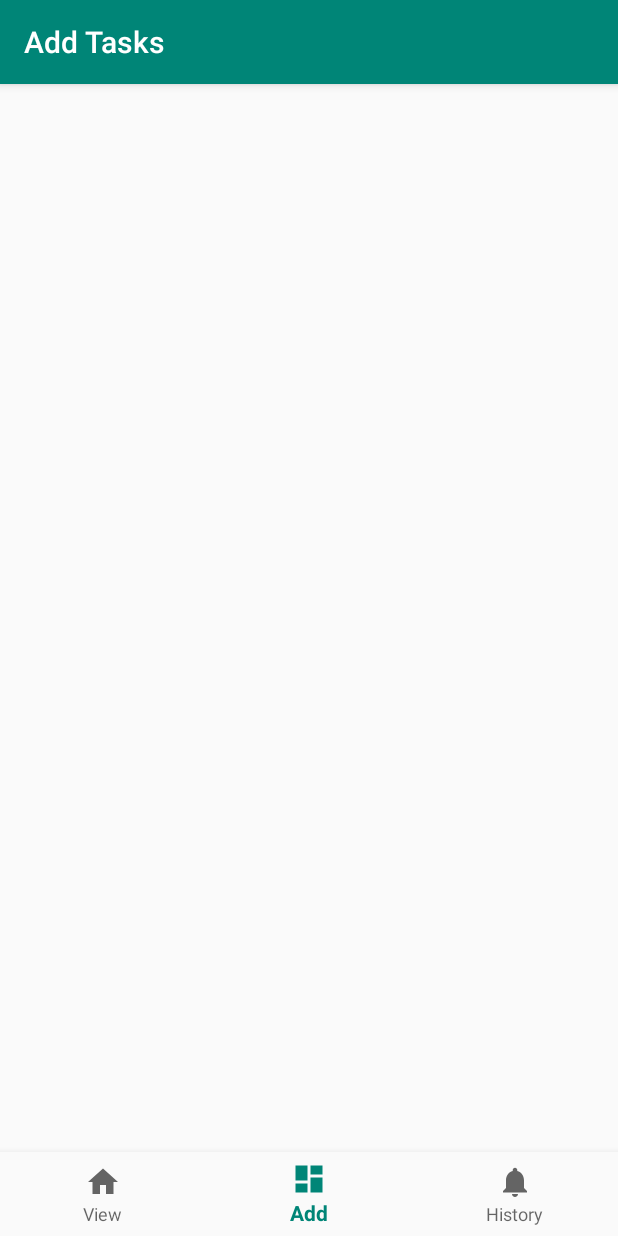
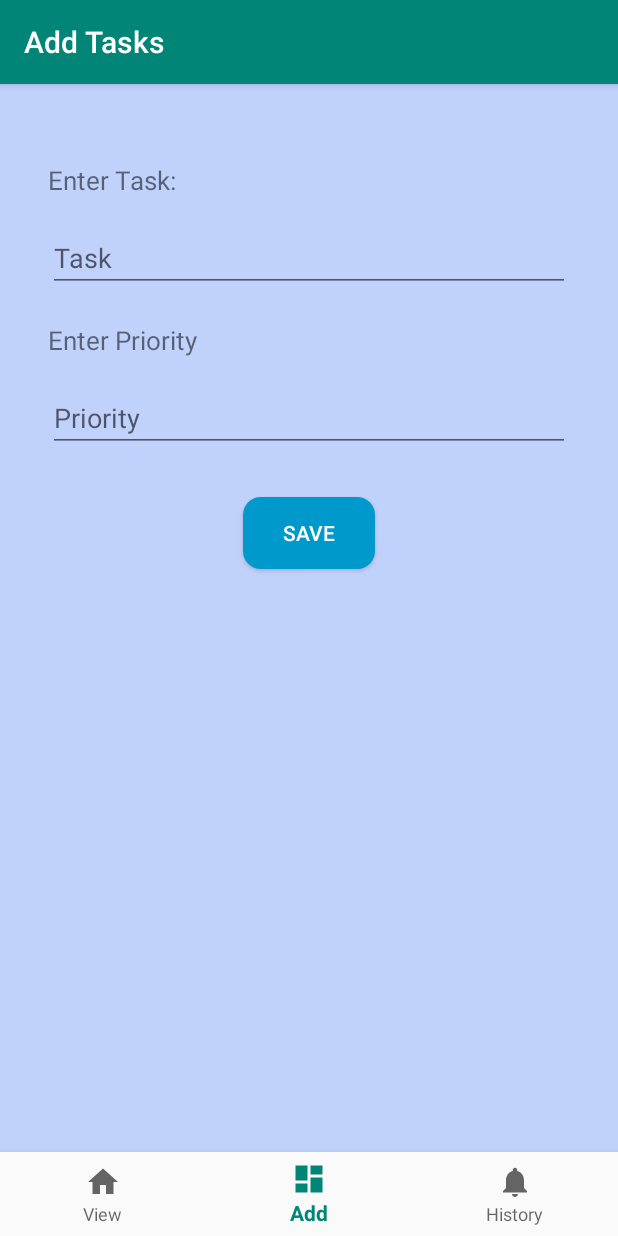
Before and after one commit to arushbolia/ToDo, an Android app: the screen it shows after launch (MainActivity), item 2 of the bottom bar chosen, on a phone screen of 412 x 824 dp. Run offline under Robolectric (Android 15) with nearby library versions, the phone set to English and light mode, and no system bars.

Commit message:
Ad fragment updated

```diff
--- a/app/src/main/java/com/abc/todo/AddFragment.java
+++ b/app/src/main/java/com/abc/todo/AddFragment.java
@@ -6,6 +6,10 @@ import android.support.v4.app.Fragment;
 import android.view.LayoutInflater;
 import android.view.View;
 import android.view.ViewGroup;
+import android.widget.Button;
+import android.widget.EditText;
+import android.widget.TextView;
+import android.widget.Toast;
 
 
 /**
@@ -13,9 +17,13 @@ import android.view.ViewGroup;
  */
 public class AddFragment extends Fragment {
 
+
+    //String task;
+        //int priority;
         DBHelper dbHelper;
-    String task;
-    int priority;
+        private EditText editTask, editPriority;
+        private Button btnAdd;
+        //private TextView tv;
 
 
         public AddFragment() {
@@ -24,15 +32,61 @@ public class AddFragment extends Fragment {
 
 
         @Override
-    public View onCreateView(LayoutInflater inflater, ViewGroup container,
-                             Bundle savedInstanceState) {
+        public View onCreateView(LayoutInflater inflater, ViewGroup container, Bundle savedInstanceState) {
             // Inflate the layout for this fragment
             View v =  inflater.inflate(R.layout.fragment_add, container, false);
 
+            editTask = (EditText) v.findViewById(R.id.etTask);
+            editPriority = (EditText) v.findViewById(R.id.etPriority);
+            btnAdd = (Button) v.findViewById(R.id.btnSubmit);
+            dbHelper = new DBHelper(getContext());
+            //tv = (TextView) v.findViewById(R.id.textView);
 
+            btnAdd.setOnClickListener(new View.OnClickListener() {
 
+                @Override
+                public void onClick(View v) {
+                     String task = editTask.getText().toString();
+                     String p = editPriority.getText().toString();
+                     int priority = Integer.parseInt(p);
+                     if(task.length() != 0 & priority != 0)
+                     {
+                         addData(task, priority);
+                         editTask.setText("");
+                         editPriority.setText("");
+                     }
+                     else if(task.length() != 0 && priority == 0)
+                         {
+                         toastMessage("Priority cannot be 0");
+                     }
+                     else if(task.length() == 0 && priority != 0)
+                     {
+                         toastMessage("Enter task");
+                     }
+                     else {
+                         toastMessage("Please enter data in the fields");
+                     }
+                     //String text = "Task: " + task + " Priority: " + priority;
+                     //tv.setText(text);
+                }
+            });
 
         return  v;
     }
 
+    public void addData(String task, int prior)
+    {
+        boolean insertData = dbHelper.insert(task, prior);
+
+        if(insertData)
+            toastMessage("Data Successfully stored");
+        else
+            toastMessage("Something went wrong");
     }
+
+    private void toastMessage(String message)
+    {
+        Toast.makeText(getContext(), message, Toast.LENGTH_SHORT).show();
+    }
+
+}
--- a/app/src/main/java/com/abc/todo/ViewFragment.java
+++ b/app/src/main/java/com/abc/todo/ViewFragment.java
@@ -1,29 +1,32 @@
 package com.abc.todo;
 
 
+import android.database.Cursor;
 import android.os.Bundle;
 import android.support.v4.app.Fragment;
+import android.util.Log;
 import android.view.LayoutInflater;
 import android.view.View;
 import android.view.ViewGroup;
+import android.widget.ArrayAdapter;
+import android.widget.ListView;
+
+import java.util.ArrayList;
 
 
-/**
- * A simple {@link Fragment} subclass.
- */
 public class ViewFragment extends Fragment {
 
+    DBHelper dbHelper;
+    private final static String TAG = "ViewFragment";
+    private ListView listView;
 
-    public ViewFragment() {
-        // Required empty public constructor
-    }
+    @Override
+    public View onCreateView(LayoutInflater inflater, ViewGroup container,Bundle savedInstanceState) {
+        View v = inflater.inflate(R.layout.fragment_view, container, false);
 
 
-    @Override
-    public View onCreateView(LayoutInflater inflater, ViewGroup container,
-                             Bundle savedInstanceState) {
-        // Inflate the layout for this fragment
-        return inflater.inflate(R.layout.fragment_view, container, false);
+
+        return v;
     }
 
 }
--- /dev/null
+++ b/app/src/main/res/drawable/btn_rounded.xml
@@ -0,0 +1,7 @@
+<?xml version="1.0" encoding="utf-8"?>
+<shape android:shape="rectangle"
+    xmlns:android="http://schemas.android.com/apk/res/android">
+    <solid android:color="@android:color/holo_blue_dark"></solid>
+    <corners android:radius="12dp"></corners>
+
+</shape>
--- /dev/null
+++ b/app/src/main/res/layout/fragment_add.xml
@@ -0,0 +1,95 @@
+<?xml version="1.0" encoding="utf-8"?>
+<FrameLayout xmlns:android="http://schemas.android.com/apk/res/android"
+    xmlns:tools="http://schemas.android.com/tools"
+    android:layout_width="match_parent"
+    android:layout_height="match_parent"
+    tools:context=".AddFragment"
+    android:background="@color/lightBlueBackground">
+    <!-- android:background="@android:color/holo_blue_light" -->
+
+
+    <!-- TODO: Update blank fragment layout -->
+    <!-- <TextView
+        android:layout_width="match_parent"
+        android:layout_height="match_parent"
+        android:text="Fragment Add" /> -->
+
+    <LinearLayout
+        android:id="@+id/linearLayoutAdd"
+        android:layout_width="match_parent"
+        android:layout_height="wrap_content"
+        android:orientation="vertical"
+        android:layout_margin="12dp">
+
+        <TextView
+            android:id="@+id/tvTask"
+            android:layout_width="wrap_content"
+            android:layout_height="wrap_content"
+            android:text="@string/enter_task"
+            android:textSize="17sp"
+            android:layout_marginTop="40dp"
+            android:layout_marginBottom="12dp"
+            android:layout_marginStart="20dp"/>
+
+        <EditText
+            android:id="@+id/etTask"
+            android:layout_width="match_parent"
+            android:layout_height="wrap_content"
+            android:layout_marginLeft="20dp"
+            android:layout_marginTop="5dp"
+            android:layout_marginRight="20dp"
+            android:ems="100"
+            android:hint="@string/task"
+            android:inputType="textPersonName" />
+
+        <TextView
+            android:id="@+id/tvPriority"
+            android:layout_width="wrap_content"
+            android:layout_height="wrap_content"
+            android:text="@string/enter_priority"
+            android:textSize="17sp"
+            android:layout_marginTop="20dp"
+            android:layout_marginBottom="12dp"
+            android:layout_marginStart="20dp"/>
+
+        <EditText
+            android:id="@+id/etPriority"
+            android:layout_width="match_parent"
+            android:layout_height="wrap_content"
+
+            android:inputType="text|number"
+            android:hint="@string/priority"
+            android:layout_marginLeft="20dp"
+            android:layout_marginRight="20dp"
+            android:layout_marginTop="5dp" />
+
+        <Button
+            android:id="@+id/btnSubmit"
+            android:layout_width="wrap_content"
+            android:layout_height="wrap_content"
+            android:text="@string/save"
+            android:background="@drawable/btn_rounded"
+            android:textColor="@android:color/background_light"
+            android:layout_gravity="center"
+            android:layout_marginTop="30dp"
+            android:layout_marginBottom="12dp"
+            />
+    </LinearLayout>
+
+
+
+    <!--<LinearLayout
+        android:layout_width="match_parent"
+        android:layout_height="match_parent"
+        android:orientation="horizontal">
+
+
+        <TextView
+            android:id="@+id/textView"
+            android:layout_width="wrap_content"
+            android:layout_height="wrap_content"
+            android:text="TextView" />
+    </LinearLayout>-->
+
+
+</FrameLayout>
--- a/app/src/main/res/layout/fragment_view.xml
+++ b/app/src/main/res/layout/fragment_view.xml
@@ -5,10 +5,6 @@
     android:layout_height="match_parent"
     tools:context=".ViewFragment">
 
-    <!-- TODO: Update blank fragment layout -->
-    <TextView
-        android:layout_width="match_parent"
-        android:layout_height="match_parent"
-        android:text="Fragment View" />
+
 
 </FrameLayout>
```
Also changed, not shown: app/src/main/java/com/abc/todo/DBHelper.java (+25 -7 lines). Lines whose indentation alone changed are shown as unchanged.
